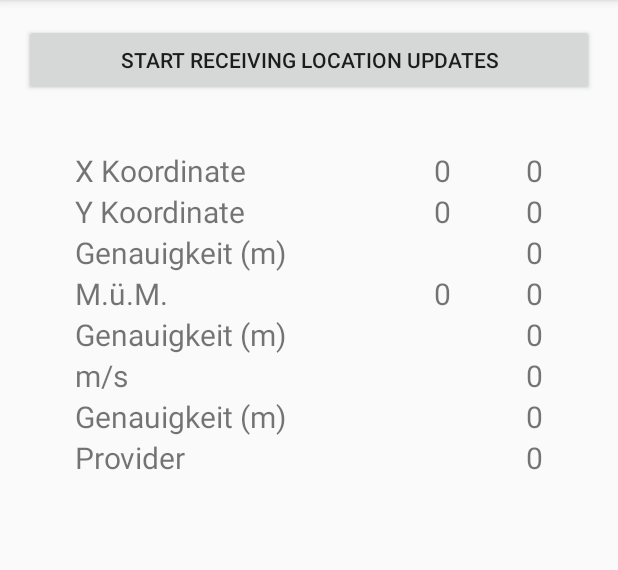
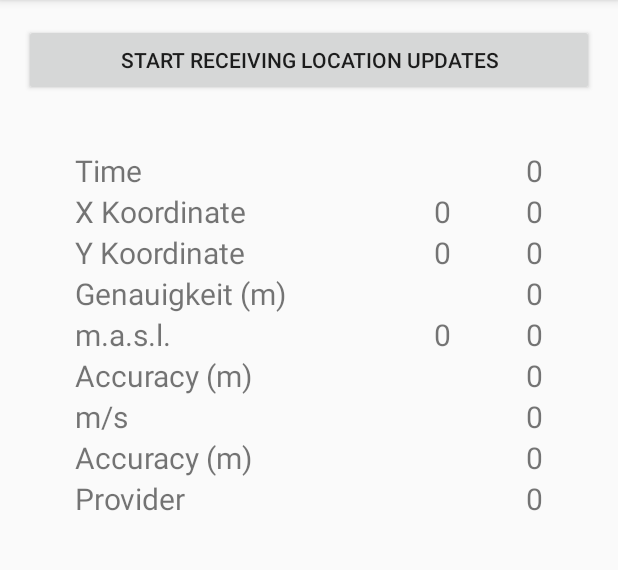
Before and after one commit to Niederb/altitool, an Android app: the screen it shows after launch (MainActivity), on a phone screen of 412 x 824 dp, the part 84-654 px from its top. Run offline under Robolectric (Android 15) with nearby library versions, the phone set to English and light mode, and no system bars; 2 statements that could not run were skipped.

Commit message:
Show time and work on internationalization

```diff
--- a/base/src/main/java/ch/niederb/altitool/MainActivity.kt
+++ b/base/src/main/java/ch/niederb/altitool/MainActivity.kt
@@ -24,6 +24,7 @@ import androidx.localbroadcastmanager.content.LocalBroadcastManager
 
 import com.google.android.material.snackbar.Snackbar
 import java.text.DecimalFormat
+import java.text.SimpleDateFormat
 
 private const val TAG = "MainActivity"
 private const val REQUEST_FOREGROUND_ONLY_PERMISSIONS_REQUEST_CODE = 34
@@ -278,7 +279,9 @@ class MainActivity : AppCompatActivity(), SharedPreferences.OnSharedPreferenceCh
                 val chCoordinates = convertCoordinates(location)
                 val integerFormat = DecimalFormat("###")
                 val decimalFormat = DecimalFormat("###.00")
+                val timeFormat = SimpleDateFormat("hh:mm:ss")
 
+                findViewById<TextView>(R.id.time).text = timeFormat.format(location.time)
                 findViewById<TextView>(R.id.xKm).text = integerFormat.format(chCoordinates.x / 1000)
                 findViewById<TextView>(R.id.yKm).text = integerFormat.format(chCoordinates.y / 1000)
                 findViewById<TextView>(R.id.zKm).text = if ((chCoordinates.z / 1000).toInt() > 0) {
--- a/base/src/main/res/layout/activity_main.xml
+++ b/base/src/main/res/layout/activity_main.xml
@@ -33,6 +33,36 @@
             android:layout_marginTop="100dp"
             android:layout_marginEnd="50dp"
             android:layout_marginBottom="50dp">
+
+            <TableRow
+                android:layout_width="match_parent"
+                android:layout_height="match_parent">
+
+                <TextView
+                    android:id="@+id/timeLabel"
+                    android:layout_width="wrap_content"
+                    android:layout_height="wrap_content"
+                    android:layout_weight="1"
+                    android:text="@string/time"
+                    android:textSize="20sp" />
+
+                <TextView
+                    android:id="@+id/timeDummy"
+                    android:layout_width="wrap_content"
+                    android:layout_height="wrap_content"
+                    android:layout_weight="1"
+                    android:textAlignment="textEnd"
+                    android:textSize="20sp" />
+
+                <TextView
+                    android:id="@+id/time"
+                    android:layout_width="wrap_content"
+                    android:layout_height="wrap_content"
+                    android:layout_weight="1"
+                    android:text="0"
+                    android:textAlignment="textEnd"
+                    android:textSize="20sp" />
+            </TableRow>
 
             <TableRow
                 android:layout_width="match_parent"
@@ -136,7 +166,7 @@
                     android:layout_width="wrap_content"
                     android:layout_height="wrap_content"
                     android:layout_weight="1"
-                    android:text="M.ü.M."
+                    android:text="@string/meters_above_sea"
                     android:textSize="20sp" />
 
                 <TextView
@@ -168,7 +198,7 @@
                     android:layout_width="wrap_content"
                     android:layout_height="wrap_content"
                     android:layout_weight="1"
-                    android:text="Genauigkeit (m)"
+                    android:text="@string/accuracy_m"
                     android:textSize="20sp" />
 
                 <TextView
@@ -198,7 +228,7 @@
                     android:layout_width="wrap_content"
                     android:layout_height="wrap_content"
                     android:layout_weight="1"
-                    android:text="m/s"
+                    android:text="@string/meters_per_second"
                     android:textSize="20sp" />
 
                 <TextView
@@ -228,7 +258,7 @@
                     android:layout_width="wrap_content"
                     android:layout_height="wrap_content"
                     android:layout_weight="1"
-                    android:text="Genauigkeit (m)"
+                    android:text="@string/accuracy_m"
                     android:textSize="20sp" />
 
                 <TextView
--- a/base/src/main/res/values/strings.xml
+++ b/base/src/main/res/values/strings.xml
@@ -19,4 +19,8 @@
 
     <string name="preference_file_key">ch.niederb.altitool.PREFERENCE_FILE_KEY</string>
     <string name="no_location_text">No current location</string>
+    <string name="time">Time</string>
+    <string name="meters_per_second">m/s</string>
+    <string name="accuracy_m">Accuracy (m)</string>
+    <string name="meters_above_sea">m.a.s.l.</string>
 </resources>
```
Also changed, not shown: 1 other file.
